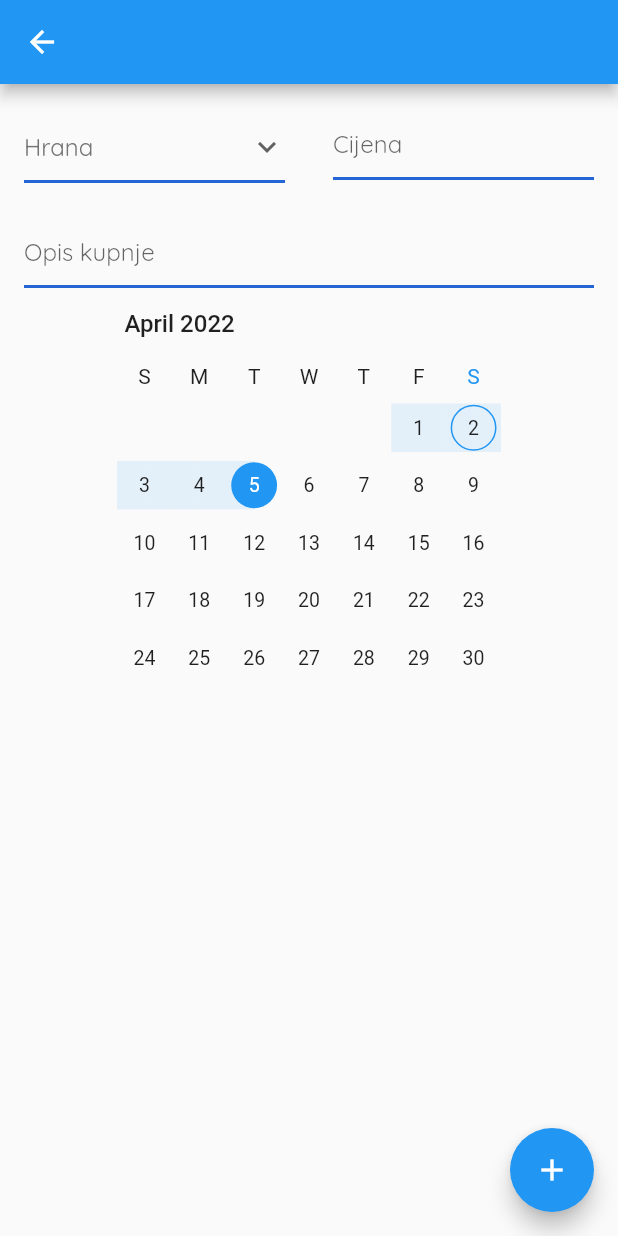
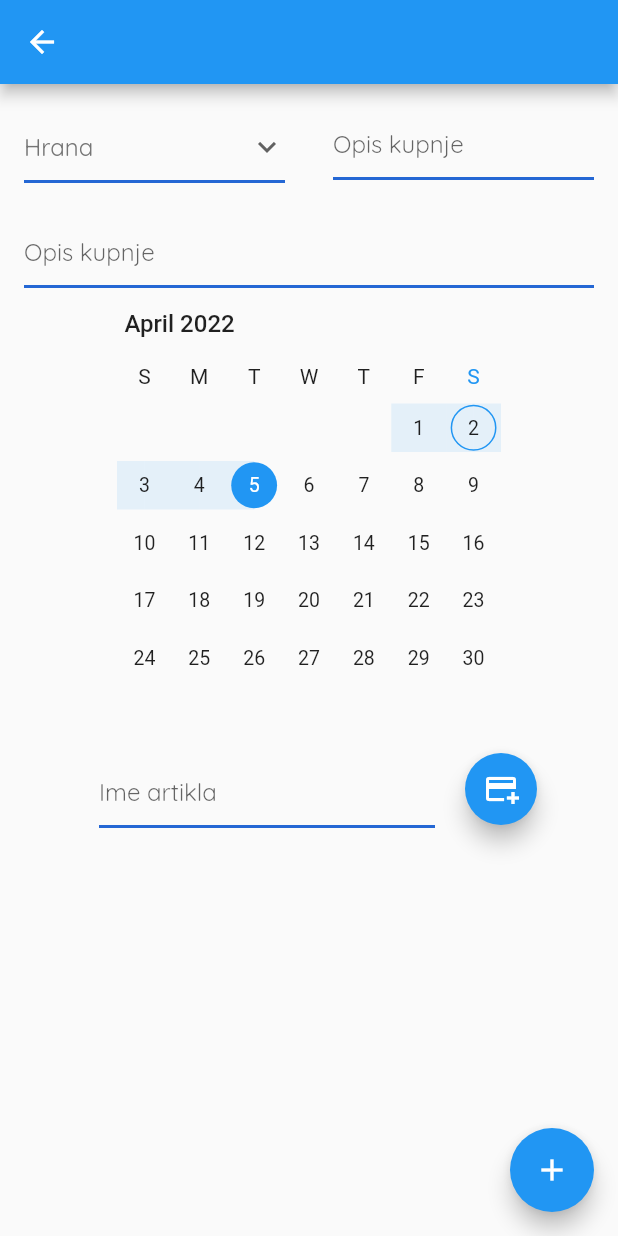
Before and after one commit to foivz/24sata-hackathon-2022-repo1-bpkk, a Flutter app: the screen it shows after launch, item 2 of the bottom bar chosen, on a phone screen of 412 x 824 dp. Run offline on Flutter 3.47's test engine with Material 2 defaults, Android fonts, the phone set to English and light mode, and no system bars; drawn by our look-alikes of syncfusion_flutter_datepicker; our stand-ins replace google_fonts, salomon_bottom_bar.

Commit message:
DodajTrosak -> UI --> GOTOV

```diff
--- a/flutter_code/lib/screens/add_screen.dart
+++ b/flutter_code/lib/screens/add_screen.dart
@@ -28,6 +28,8 @@ class _DodajTrosak extends State<DodajTrosak>{
     int _currentIndex = 1;
     TextEditingController _titleController = TextEditingController();
     TextEditingController _priceController = TextEditingController();
+    TextEditingController _articlecontroller = TextEditingController();
+
 
     void _onSelectionChanged(DateRangePickerSelectionChangedArgs args) {
       setState(() {
@@ -59,7 +61,8 @@ class _DodajTrosak extends State<DodajTrosak>{
     return Scaffold(
       appBar: AppBar(),
       body:
-      Column(
+      SingleChildScrollView(
+        child: Column(
           children: [
             SizedBox(height: 8),
             Row(
@@ -96,7 +99,7 @@ class _DodajTrosak extends State<DodajTrosak>{
                   child: Container(
                     padding: EdgeInsets.fromLTRB(16, 8, 16, 8),
                     width: 128,
-                  child: TextFormField(
+                    child:  TextFormField(
                       controller: _titleController,
                       decoration: InputDecoration(
                         enabledBorder: UnderlineInputBorder(
@@ -105,7 +108,7 @@ class _DodajTrosak extends State<DodajTrosak>{
                         focusedBorder: UnderlineInputBorder(
                           borderSide: BorderSide(color: CustomColor().mainColor, width: 2),
                         ),
-                      hintText: "Cijena",
+                        hintText: "Opis kupnje",
                         helperMaxLines: 128,
                         hintStyle: GoogleFonts.quicksand(
                           textStyle: const TextStyle(fontSize:16, fontWeight: FontWeight.w400),
@@ -146,7 +149,44 @@ class _DodajTrosak extends State<DodajTrosak>{
                     DateTime.now().add(const Duration(days: 3))),
               ),
             ),
+            Row(
+              mainAxisAlignment: MainAxisAlignment.center,
+              mainAxisSize: MainAxisSize.min,
+              children: [
+                Container(
+                  width: 256,
+                  padding: EdgeInsets.fromLTRB(16, 8, 16, 4),
+                  child: TextFormField(
+                    controller: _articlecontroller,
+                    decoration: InputDecoration(
+                      enabledBorder: UnderlineInputBorder(
+                        borderSide: BorderSide(color: CustomColor().mainColor, width: 2),
+                      ),
+                      focusedBorder: UnderlineInputBorder(
+                        borderSide: BorderSide(color: CustomColor().mainColor, width: 2),
+                      ),
+                      hintText: "Ime artikla",
+                      helperMaxLines: 128,
+                      hintStyle: GoogleFonts.quicksand(
+                        textStyle: const TextStyle(fontSize:16, fontWeight: FontWeight.w400),
+                      ),
+                    ),
+                  ),
+                ),
+                Container(
+                  height: 48,
+                  child: FloatingActionButton(
+                    heroTag: "nesto",
+                    child: Icon(Icons.add_card),
+                    onPressed: () {
+
+                    },
+                  ),
+                ),
               ],
+            ),
+          ],
+        ),
       ),
       floatingActionButton: FloatingActionButton(
         onPressed: () {
```
Lines whose indentation alone changed are shown as unchanged.
